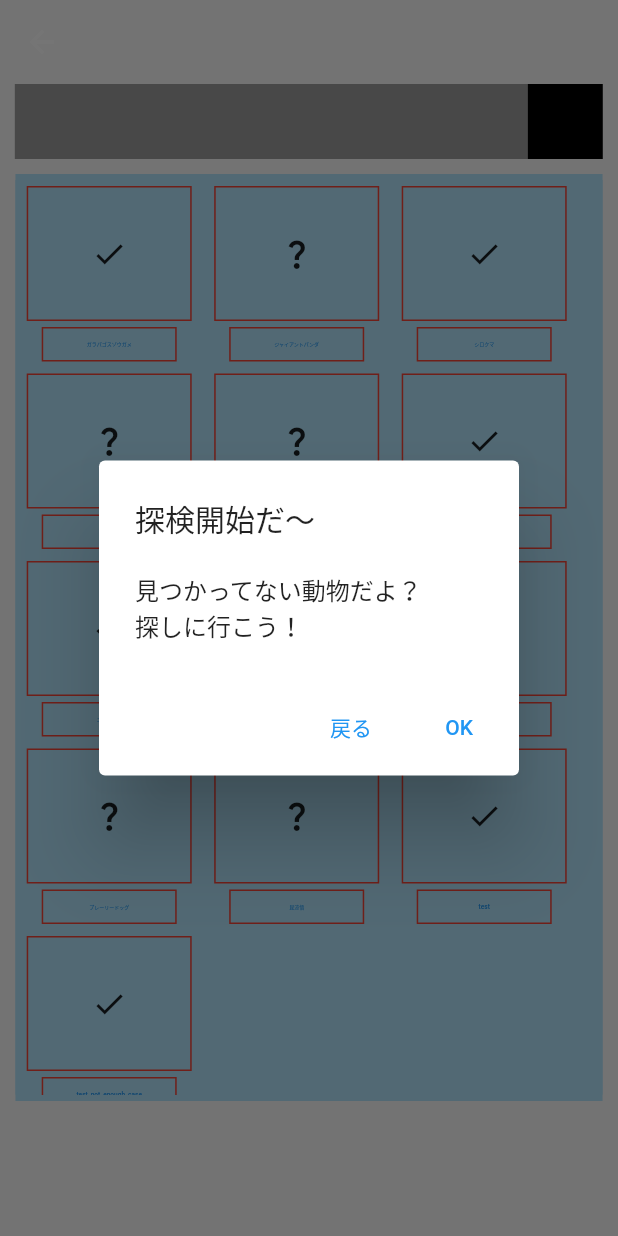
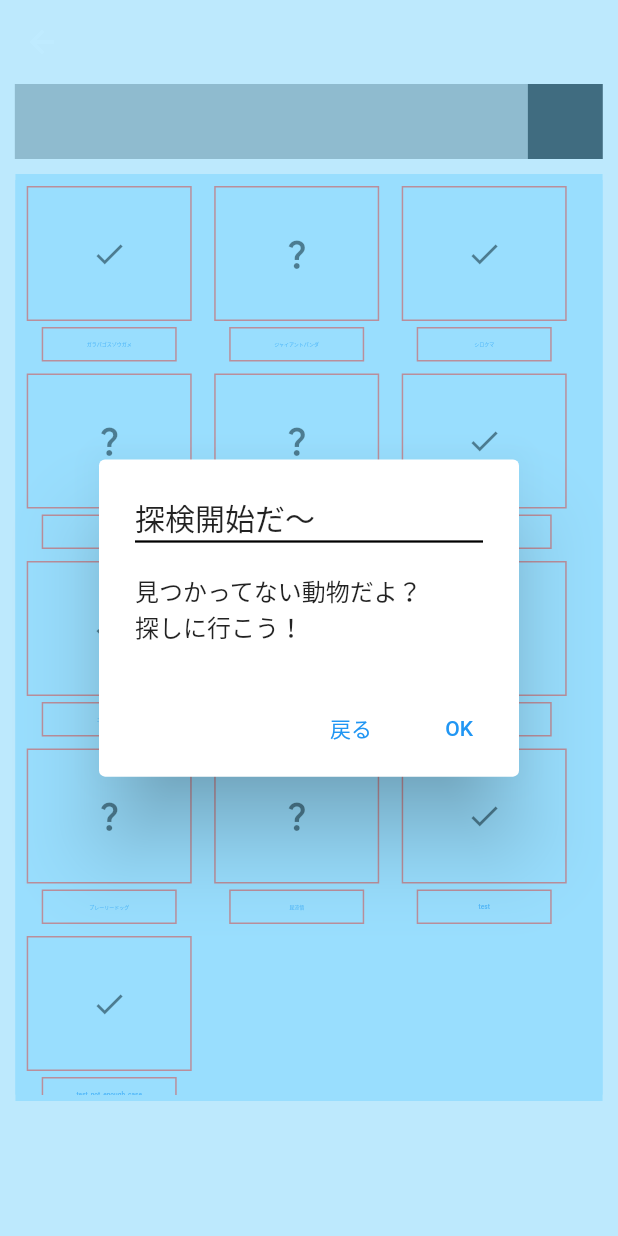
Before and after one commit to kesota/animal_detection_app, a Flutter app: the AnimalGuide screen opened by its route, after a tap on the "question mark" icon, on a phone screen of 412 x 824 dp. Run offline on Flutter 3.47's test engine with Material 2 defaults, Android fonts, the phone set to English and light mode, and no system bars; our stand-ins replace camera, logger.

Commit message:
add a comment

```diff
--- a/app/lib/view/animal_guide_view.dart
+++ b/app/lib/view/animal_guide_view.dart
@@ -163,9 +163,16 @@ class _AnimalGuide extends State<AnimalGuide>{
 
   Future<String?> _dialog(List<String> _message){
     return showDialog<String>(
+      barrierColor: Colors.lightBlueAccent[100]!.withOpacity(0.5),
       context: context,
       builder: (BuildContext context) => AlertDialog(
-        title: Text(_message[0]),
+        // ToDo: Once the design is fixed, change widgets below
+      title:
+          Container(
+            alignment: Alignment.topLeft,
+            child: Text(_message[0]),
+            decoration: BoxDecoration(border: Border(bottom: BorderSide(width: 1.5, color: Colors.black))),
+          ),
         content: Text(_message[1]),
         actions: <Widget>[
           TextButton(
@@ -180,4 +187,12 @@ class _AnimalGuide extends State<AnimalGuide>{
       ),
     );
   }
+
+  Widget _dialog2(){
+    return Dialog(
+      child: Container(
+        child: Text('text'),
+      ),
+    );
+  }
 }
```
